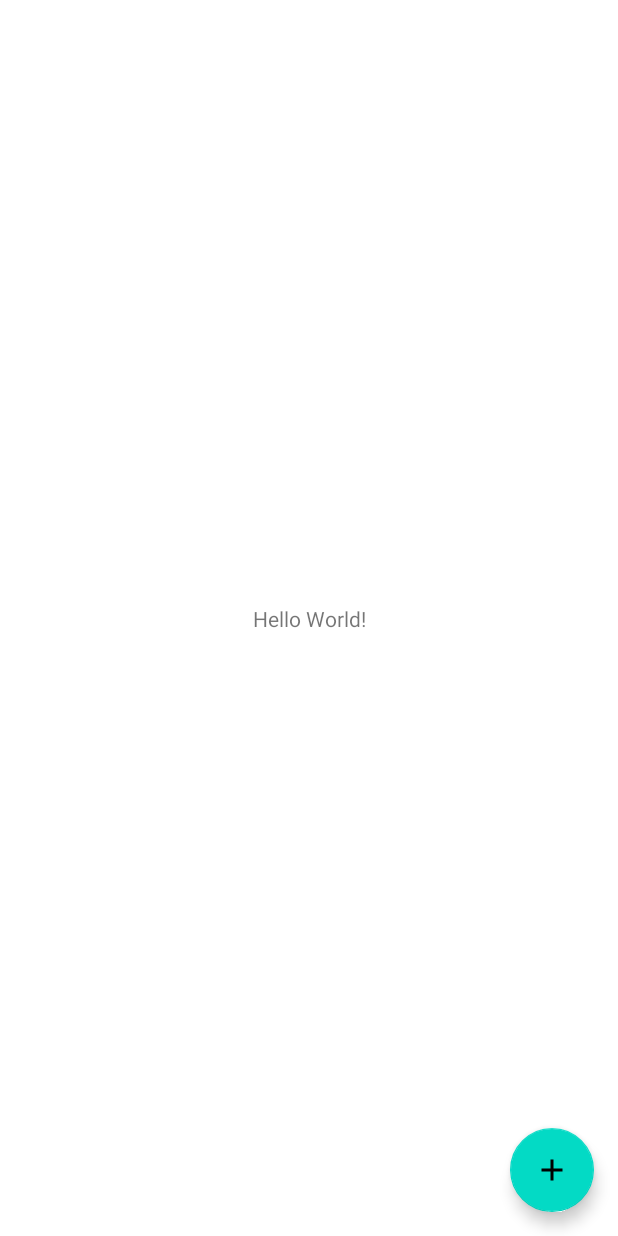
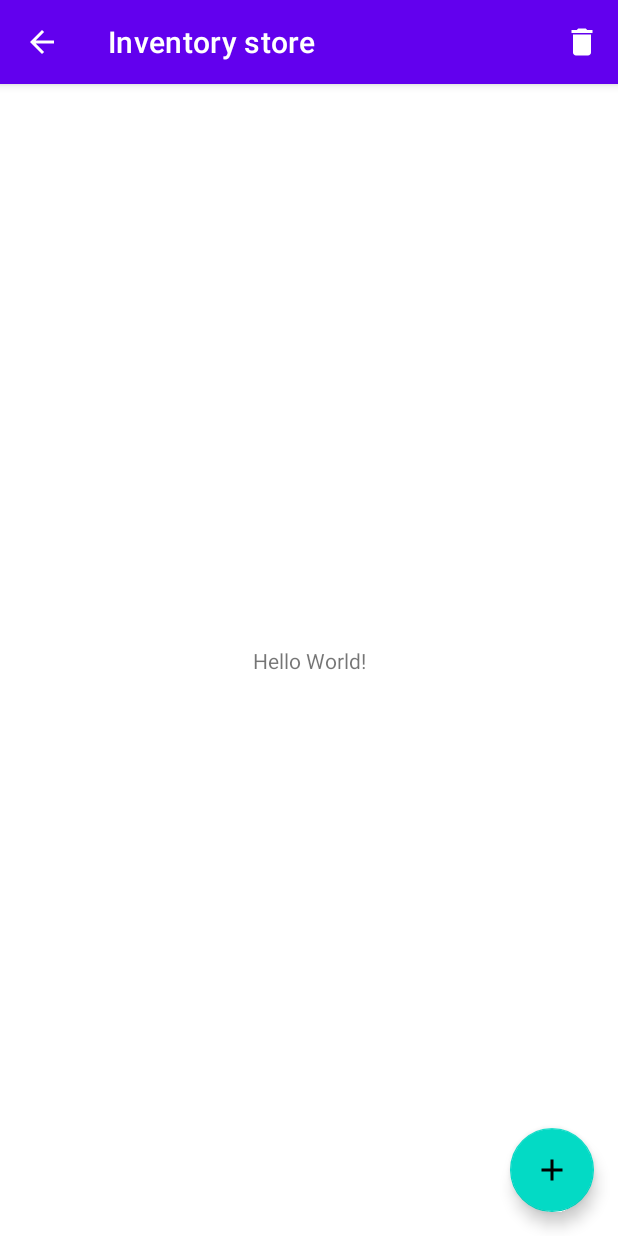
Before and after one commit to MIA1kl/MVP-Inventory-App, an Android app: the screen it shows after launch (MainActivity), on a phone screen of 412 x 824 dp. Run offline under Robolectric (Android 15) with nearby library versions, the phone set to English and light mode, and no system bars.

Commit message:
Toolbar, menu and icon were added

```diff
--- a/app/src/main/java/com/android/mvpapp/MainActivity.kt
+++ b/app/src/main/java/com/android/mvpapp/MainActivity.kt
@@ -2,13 +2,18 @@ package com.android.mvpapp
 
 import androidx.appcompat.app.AppCompatActivity
 import android.os.Bundle
+import android.view.Menu
+import android.view.MenuItem
 import android.view.View
+import android.widget.Toast
 import com.google.android.material.snackbar.Snackbar
 
 class MainActivity : AppCompatActivity() {
     override fun onCreate(savedInstanceState: Bundle?) {
         super.onCreate(savedInstanceState)
         setContentView(R.layout.activity_main)
+        supportActionBar?.setDisplayHomeAsUpEnabled(true)
+        supportActionBar?.title="Inventory store"
 
         val fab: View = findViewById(R.id.fab)
         fab.setOnClickListener { view ->
@@ -18,5 +23,20 @@ class MainActivity : AppCompatActivity() {
         }
     }
 
+    override fun onCreateOptionsMenu(menu: Menu?): Boolean {
+        menuInflater.inflate(R.menu.main_menu,menu)
+        return true
+    }
+
+    override fun onOptionsItemSelected(item: MenuItem): Boolean {
+        when(item.itemId){
+            android.R.id.home -> finish()
+            R.id.basket -> {
+                Toast.makeText(this,"Item deleted",Toast.LENGTH_SHORT).show()
+            }
+        }
+        return true
+    }
+
 
 }
--- /dev/null
+++ b/app/src/main/res/drawable/ic_baseline_delete_24.xml
@@ -0,0 +1,5 @@
+<vector android:height="24dp" android:tint="#FFFFFF"
+    android:viewportHeight="24" android:viewportWidth="24"
+    android:width="24dp" xmlns:android="http://schemas.android.com/apk/res/android">
+    <path android:fillColor="@android:color/white" android:pathData="M6,19c0,1.1 0.9,2 2,2h8c1.1,0 2,-0.9 2,-2V7H6v12zM19,4h-3.5l-1,-1h-5l-1,1H5v2h14V4z"/>
+</vector>
--- a/app/src/main/res/layout/activity_main.xml
+++ b/app/src/main/res/layout/activity_main.xml
@@ -26,4 +26,6 @@
         app:layout_constraintBottom_toBottomOf="parent"
         app:layout_constraintEnd_toEndOf="parent" />
 
+
+
 </androidx.constraintlayout.widget.ConstraintLayout>
--- /dev/null
+++ b/app/src/main/res/menu/main_menu.xml
@@ -0,0 +1,12 @@
+<?xml version="1.0" encoding="utf-8"?>
+<menu xmlns:android="http://schemas.android.com/apk/res/android"
+    xmlns:app="http://schemas.android.com/apk/res-auto">
+
+    <item
+        android:title="Basket"
+        android:id="@+id/basket"
+        android:icon="@drawable/ic_baseline_delete_24"
+        app:showAsAction="ifRoom"
+        />
+
+</menu>
--- a/app/src/main/res/values-night/themes.xml
+++ b/app/src/main/res/values-night/themes.xml
@@ -1,6 +1,6 @@
 <resources xmlns:tools="http://schemas.android.com/tools">
     <!-- Base application theme. -->
-    <style name="Theme.MVPApp" parent="Theme.MaterialComponents.DayNight.NoActionBar">
+    <style name="Theme.MVPApp" parent="Theme.MaterialComponents.DayNight.DarkActionBar">
         <!-- Primary brand color. -->
         <item name="colorPrimary">@color/purple_200</item>
         <item name="colorPrimaryVariant">@color/purple_700</item>
--- a/app/src/main/res/values/themes.xml
+++ b/app/src/main/res/values/themes.xml
@@ -1,6 +1,6 @@
 <resources xmlns:tools="http://schemas.android.com/tools">
     <!-- Base application theme. -->
-    <style name="Theme.MVPApp" parent="Theme.MaterialComponents.DayNight.NoActionBar">
+    <style name="Theme.MVPApp" parent="Theme.MaterialComponents.DayNight.DarkActionBar">
         <!-- Primary brand color. -->
         <item name="colorPrimary">@color/purple_500</item>
         <item name="colorPrimaryVariant">@color/purple_700</item>
```
